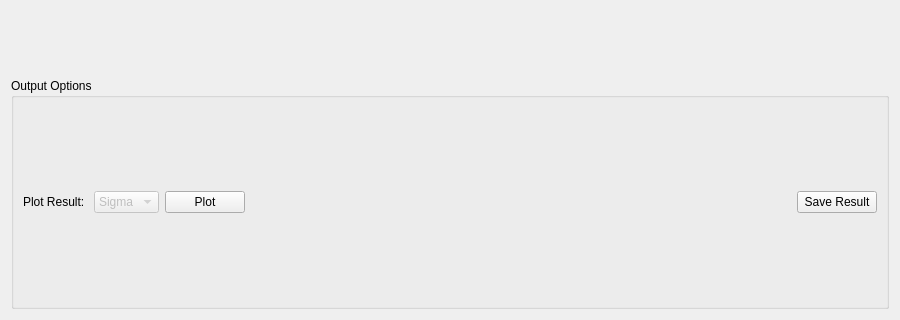
mantidproject/mantid, file MantidQt/CustomInterfaces/inc/MantidQtCustomInterfaces/Indirect/Stretch.ui: the form before one commit; both pictures show x 0 to 900 and y 280 to 600 of the 900 by 600 pixel window.
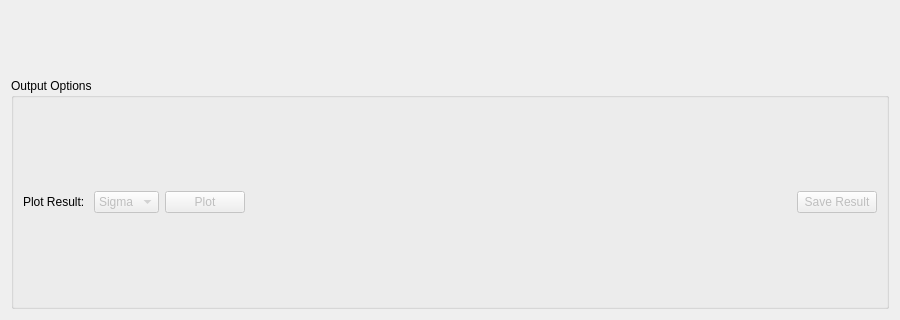
The form after the commit. Custom widgets are drawn as their Qt base class.

Commit message:
Stretch plot and save are only enabled after algorithm complete
Refs #17020

```diff
--- a/MantidQt/CustomInterfaces/inc/MantidQtCustomInterfaces/Indirect/Stretch.ui
+++ b/MantidQt/CustomInterfaces/inc/MantidQtCustomInterfaces/Indirect/Stretch.ui
@@ -224,6 +224,9 @@
         </item>
         <item>
          <widget class="QPushButton" name="pbPlot">
+          <property name="enabled">
+           <bool>false</bool>
+          </property>
           <property name="text">
            <string>Plot</string>
           </property>
@@ -244,6 +247,9 @@
         </item>
         <item>
          <widget class="QPushButton" name="pbSave">
+          <property name="enabled">
+           <bool>false</bool>
+          </property>
           <property name="text">
            <string>Save Result</string>
           </property>
```
The commit also changes 2 other files.
